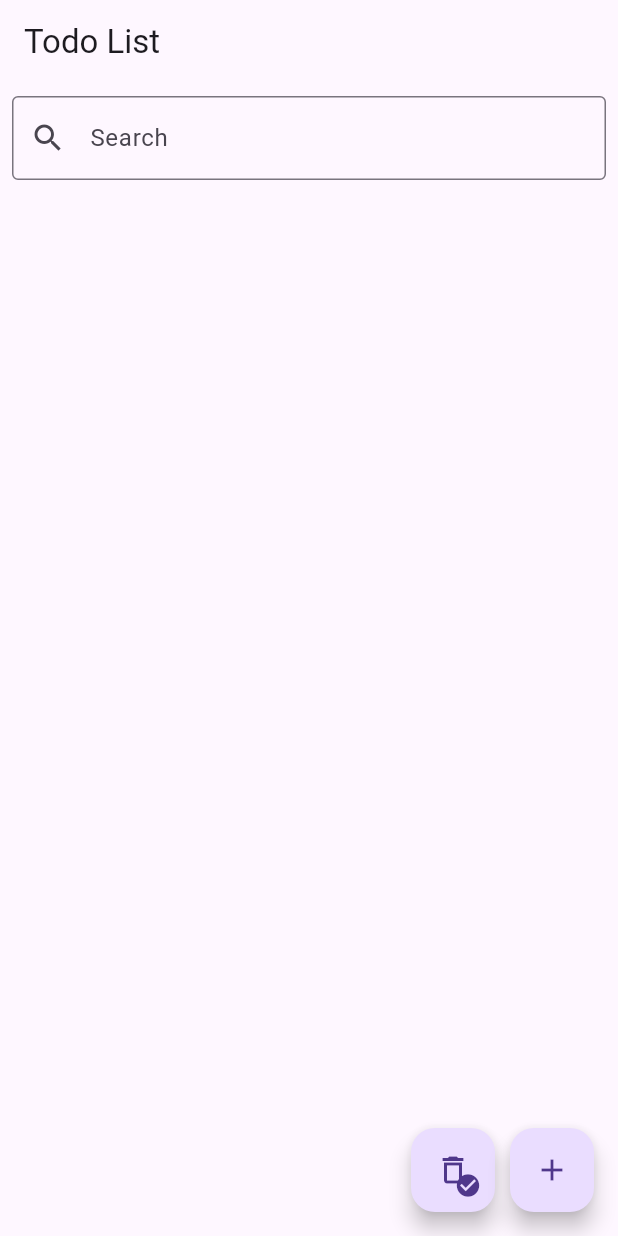
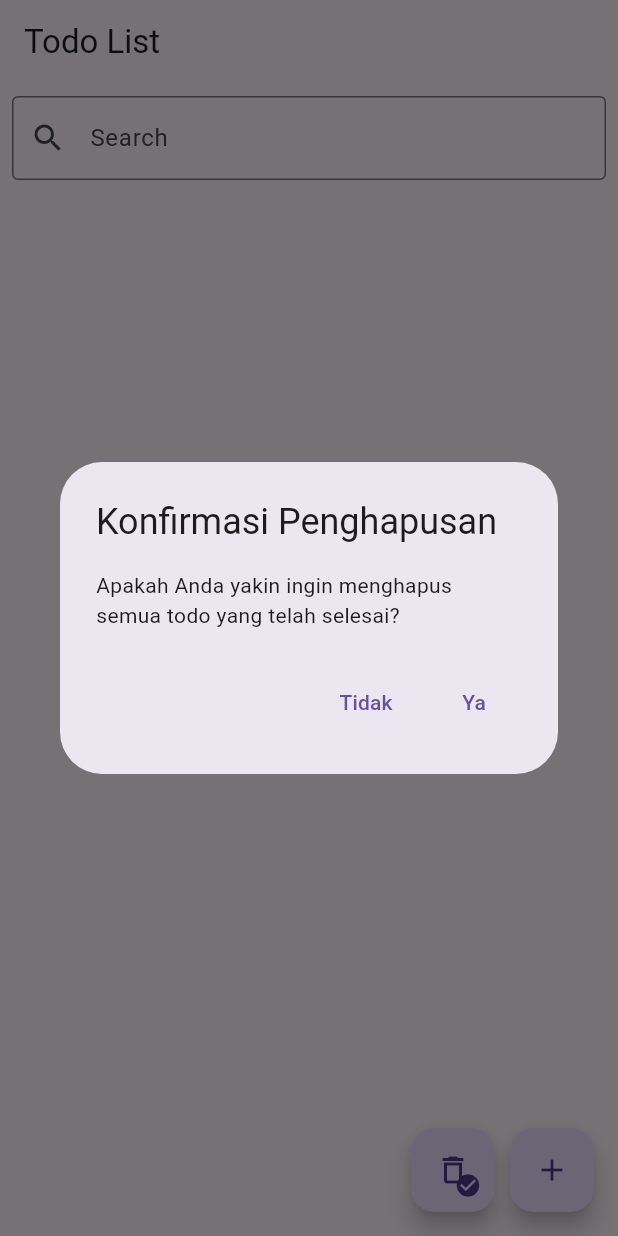
Before and after one commit to izzalDev/todolist-flutter, a Flutter app: the screen it shows after launch, after a tap on the "delete outline" icon, on a phone screen of 412 x 824 dp. Run offline on Flutter 3.47's test engine with Material 3 defaults, Android fonts, the phone set to English and light mode, and no system bars; our stand-ins replace sqflite; accounts and stored records are empty.

```diff
--- a/lib/database_helper.dart
+++ b/lib/database_helper.dart
@@ -39,7 +39,7 @@ class DatabaseHelper {
         CREATE TABLE
         IF NOT EXISTS todos
         (
-          id INTEGER PRIMARY KEY,
+          id INTEGER PRIMARY KEY AUTOINCREMENT,
           title TEXT NOT NULL,
           description TEXT,
           completed INTEGER NOT NULL
@@ -69,7 +69,9 @@ class DatabaseHelper {
 
   Future<int> insertTodo(Todo todo) async {
     var dbClient = await db;
-    return await dbClient!.insert('todos', todo.toMap());
+    Map<String, dynamic> todoMap = todo.toMap();
+    todoMap.remove('id');
+    return await dbClient!.insert('todos', todoMap);
   }
 
   Future<int> updateTodo(Todo todo) async {
--- a/lib/main.dart
+++ b/lib/main.dart
@@ -75,8 +75,31 @@ class _TodoAppState extends State<TodoApp> {
   }
 
   void deleteCompletedItems() async {
-    await dbHelper.deleteCompletedTodos();
-    refreshItemList();
+    final shouldDelete = await _showDeleteConfirmationDialog();
+    if (shouldDelete) {
+      await dbHelper.deleteCompletedTodos();
+      refreshItemList();
+    }
+  }
+
+  Future<bool> _showDeleteConfirmationDialog() async {
+    return await showDialog(
+      context: context,
+      builder: (context) => AlertDialog(
+        title: const Text('Konfirmasi Penghapusan'),
+        content: const Text('Apakah Anda yakin ingin menghapus semua todo yang telah selesai?'),
+        actions: <Widget>[
+          TextButton(
+            onPressed: () => Navigator.of(context).pop(false),
+            child: const Text('Tidak'),
+          ),
+          TextButton(
+            onPressed: () => Navigator.of(context).pop(true),
+            child: const Text('Ya'),
+          ),
+        ],
+      ),
+    ) ?? false; // Mengembalikan false jika dialog ditutup tanpa memilih
   }
 
   @override
```
